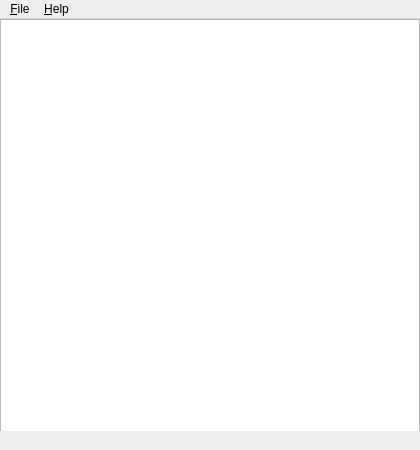
The window that graphic.ui (Javieracost/game_of_life) describes before a commit, drawn with Qt 5.
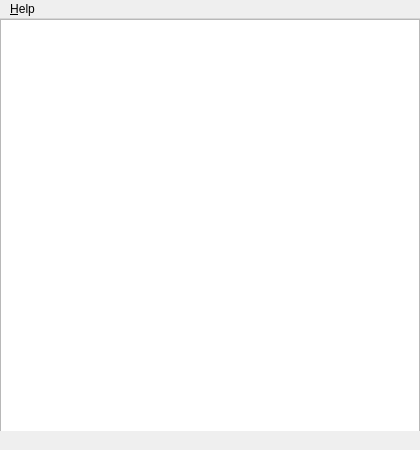
The same window after the commit.

Commit message: added about dialog

```diff
--- a/graphic.ui
+++ b/graphic.ui
@@ -52,22 +52,12 @@
      <height>20</height>
     </rect>
    </property>
-   <widget class="QMenu" name="menuFile">
-    <property name="title">
-     <string>&amp;File</string>
-    </property>
-    <addaction name="actionToggle"/>
-    <addaction name="actionRestart"/>
-    <addaction name="separator"/>
-    <addaction name="actionClose"/>
-   </widget>
    <widget class="QMenu" name="menuHelp">
     <property name="title">
      <string>&amp;Help</string>
     </property>
     <addaction name="actionAbout"/>
    </widget>
-   <addaction name="menuFile"/>
    <addaction name="menuHelp"/>
   </widget>
   <widget class="QStatusBar" name="statusBar">
```
The commit also changes 3 other files.
